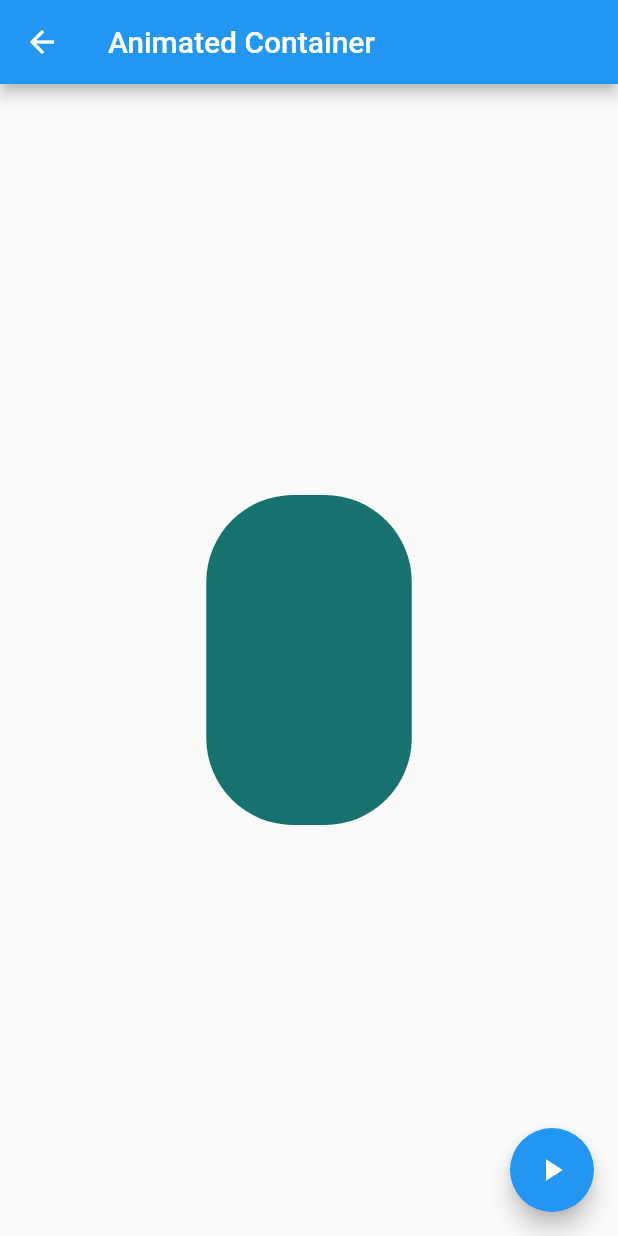
After one commit to geovannyAndrew/FlutterComponents, a Flutter app: the AnimatedContainerPage screen opened by its route, after a tap on the "play arrow" icon, on a phone screen of 412 x 824 dp. The commit adds this screen. Run offline on Flutter 3.47's test engine with Material 2 defaults, Android fonts, the phone set to English and light mode, and no system bars.

Commit message:
AnimatedContainer almost same as Container, just adding  duration and curve params

```diff
--- a/data/menu_opts.json
+++ b/data/menu_opts.json
@@ -15,6 +15,11 @@
             "ruta" : "card",
             "icon" : "folder_open",
             "texto": "Cards - Tarjetas"
+        },
+        {
+            "ruta" : "animatedContainer",
+            "icon" : "donut_large",
+            "texto": "Animated - Container"
         }
     ]
 }
--- a/lib/routes/routes.dart
+++ b/lib/routes/routes.dart
@@ -1,5 +1,6 @@
 import 'package:flutter/material.dart';
 import 'package:flutter_widgets/src/pages/alert_page.dart';
+import 'package:flutter_widgets/src/pages/animated_container_page.dart';
 import 'package:flutter_widgets/src/pages/avatar_page.dart';
 import 'package:flutter_widgets/src/pages/cards_page.dart';
 import 'package:flutter_widgets/src/pages/home_page.dart';
@@ -10,5 +11,6 @@ Map<String, WidgetBuilder> getApplicationRoutes(){
     'avatar'  : (BuildContext context) => AvatarPage(),
     'alert'   : (BuildContext context) => AlertPage(),
     'card'   : (BuildContext context) => CardPage(),
+    'animatedContainer' : (BuildContext context) => AnimatedContainerPage(),
   };
 }
--- /dev/null
+++ b/lib/src/pages/animated_container_page.dart
@@ -0,0 +1,60 @@
+import 'dart:math';
+
+import 'package:flutter/material.dart';
+
+class AnimatedContainerPage extends StatefulWidget {
+  AnimatedContainerPage({Key key}) : super(key: key);
+
+  _AnimatedContainerPageState createState() => _AnimatedContainerPageState();
+}
+
+class _AnimatedContainerPageState extends State<AnimatedContainerPage> {
+
+  double _width = 50.0;
+  double _height = 50.0;
+  Color _color = Colors.pink;
+  BorderRadiusGeometry _borderRadius = BorderRadius.circular(8.0);
+
+  @override
+  Widget build(BuildContext context) {
+    return Container(
+       child: Scaffold(
+        appBar: AppBar(
+          title: Text('Animated Container'),
+        ),
+        body: Center(
+          child: AnimatedContainer(
+            duration: Duration(
+              milliseconds: 500
+            ),
+            curve: Curves.bounceIn,//https://api.flutter.dev/flutter/animation/Curves-class.html
+            width: _width,
+            height: _height,
+            decoration: BoxDecoration(
+              color: _color,
+              borderRadius: _borderRadius
+            ),
+          ),
+        ),
+        floatingActionButton: FloatingActionButton(
+          child: Icon(Icons.play_arrow),
+          onPressed: () => _changeShape(),
+        ),
+       ),
+    );
+  }
+
+  void _changeShape(){
+    final random = Random();
+    setState(() {
+      _height = random.nextInt(300).toDouble();
+      _width = random.nextInt(300).toDouble();
+      _color = Color.fromRGBO(
+        random.nextInt(255),
+        random.nextInt(255),
+        random.nextInt(255),
+        1);
+        _borderRadius = BorderRadius.circular(random.nextInt(100).toDouble());
+    });
+  }
+}
--- a/lib/src/utils/icon_string_util.dart
+++ b/lib/src/utils/icon_string_util.dart
@@ -3,7 +3,8 @@ import 'package:flutter/material.dart';
 final _icons = <String, IconData>{
   'add_alert'     : Icons.add_alert,
   'accessibility' : Icons.accessibility,
-  'folder_open'   : Icons.folder_open
+  'folder_open'   : Icons.folder_open,
+  'donut_large'   : Icons.donut_large
 };
 
 Icon getIcon(String nameIcon){
```
